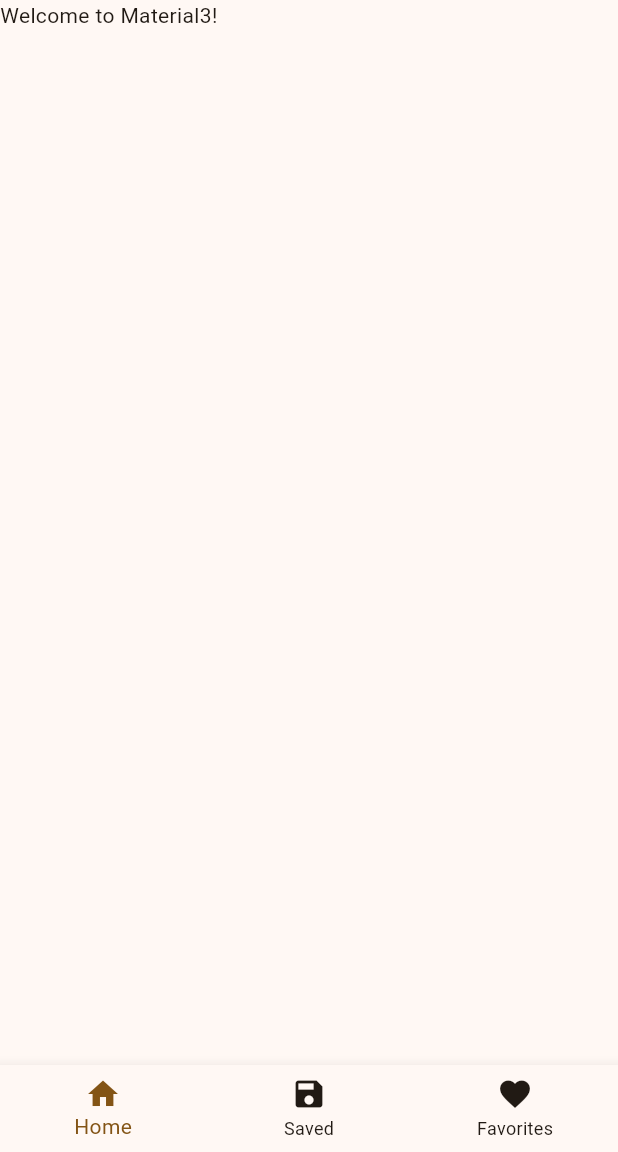
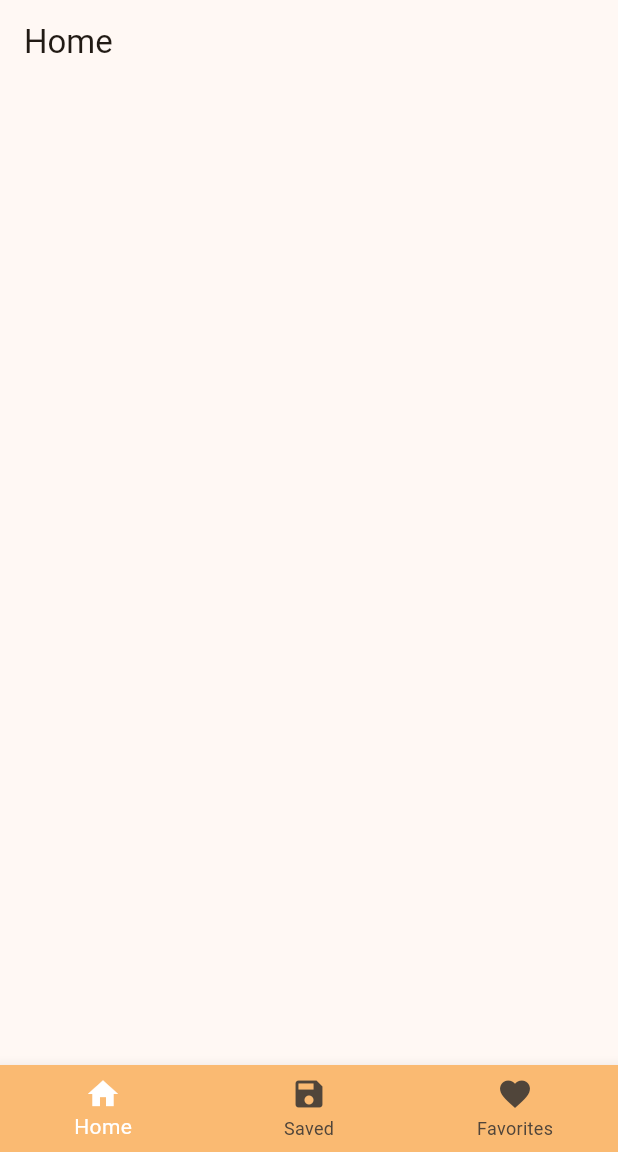
Before and after one commit to lightrao/pd24_book_tracker_app, a Flutter app: the screen it shows after launch, on a phone screen of 412 x 824 dp, the part 84-1236 px from its top. Run offline on Flutter 3.47's test engine with Material 3 defaults, Android fonts, the phone set to English and light mode, and no system bars.

Commit message:
Creating All Screens and Showing On BottomNavItem Clicked

```diff
--- a/lib/main.dart
+++ b/lib/main.dart
@@ -1,4 +1,7 @@
 import 'package:flutter/material.dart';
+import 'package:pd24_book_tracker_app/pages/favorites_screen.dart';
+import 'package:pd24_book_tracker_app/pages/home_screen.dart';
+import 'package:pd24_book_tracker_app/pages/saved_screen.dart';
 
 void main() {
   runApp(const MyApp());
@@ -29,6 +32,11 @@ class MyHomePage extends StatefulWidget {
 
 class _MyHomePageState extends State<MyHomePage> {
   int _currentIndex = 0;
+  final List<Widget> _screens = <Widget>[
+    const HomeScreen(),
+    const SavedScreen(),
+    const FavoritesScreen(),
+  ];
 
   @override
   Widget build(BuildContext context) {
@@ -37,15 +45,12 @@ class _MyHomePageState extends State<MyHomePage> {
         backgroundColor: Theme.of(context).colorScheme.inversePrimary,
         title: const Text('A Book Tracker'),
       ),
-      body: Column(
-        children: const <Widget>[
-          Text(
-            'Welcome to Material3!',
-          ),
-        ],
+      body: Center(
+        child: _screens[_currentIndex],
       ),
       bottomNavigationBar: BottomNavigationBar(
         currentIndex: _currentIndex,
+        backgroundColor: Theme.of(context).colorScheme.inversePrimary,
         items: const <BottomNavigationBarItem>[
           // home, saved, favorites
           BottomNavigationBarItem(
@@ -61,8 +66,8 @@ class _MyHomePageState extends State<MyHomePage> {
             label: 'Favorites',
           ),
         ],
-        selectedItemColor: Theme.of(context).colorScheme.primary,
-        unselectedItemColor: Theme.of(context).colorScheme.onSurface,
+        selectedItemColor: Theme.of(context).colorScheme.onPrimary,
+        unselectedItemColor: Theme.of(context).colorScheme.onSurfaceVariant,
         onTap: (value) {
           setState(() {
             _currentIndex = value;
--- /dev/null
+++ b/lib/pages/home_screen.dart
@@ -0,0 +1,19 @@
+import 'package:flutter/material.dart';
+
+class HomeScreen extends StatefulWidget {
+  const HomeScreen({super.key});
+
+  @override
+  State<HomeScreen> createState() => _HomeScreenState();
+}
+
+class _HomeScreenState extends State<HomeScreen> {
+  @override
+  Widget build(BuildContext context) {
+    return Scaffold(
+      appBar: AppBar(
+        title: const Text('Home'),
+      ),
+    );
+  }
+}
```
Also changed, not shown: lib/pages/favorites_screen.dart (added, +19 -0 lines), lib/pages/saved_screen.dart (added, +19 -0 lines).
